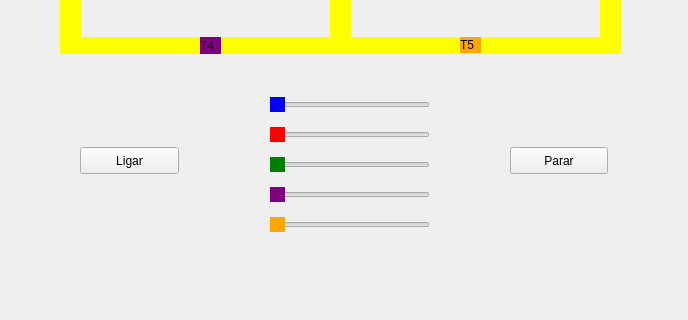
The window that mainwindow.ui (Igorsb3000/Trabalho-Pratico-2-SO) describes before a commit, drawn with Qt 5; both pictures show x 110 to 798 and y 260 to 580 of the 1005 by 666 pixel window.
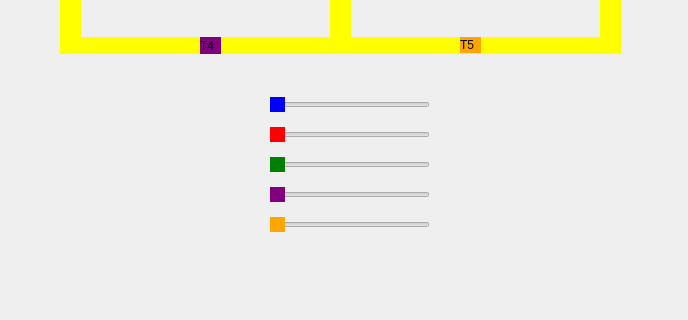
The same window after the commit.

Commit message: fix(ui): speed and buttons

What changed in the file:
```diff
--- a/mainwindow.ui
+++ b/mainwindow.ui
@@ -539,32 +539,6 @@
      <string/>
     </property>
    </widget>
-   <widget class="QPushButton" name="pushButton">
-    <property name="geometry">
-     <rect>
-      <x>190</x>
-      <y>390</y>
-      <width>99</width>
-      <height>27</height>
-     </rect>
-    </property>
-    <property name="text">
-     <string>Ligar</string>
-    </property>
-   </widget>
-   <widget class="QPushButton" name="pushButton_2">
-    <property name="geometry">
-     <rect>
-      <x>620</x>
-      <y>390</y>
-      <width>98</width>
-      <height>27</height>
-     </rect>
-    </property>
-    <property name="text">
-     <string>Parar</string>
-    </property>
-   </widget>
    <widget class="QLabel" name="label_trilho7">
     <property name="geometry">
      <rect>
```
Left out of the diff: 10 changed lines with no effect on the pictures. The commit also changes 2 other files.
